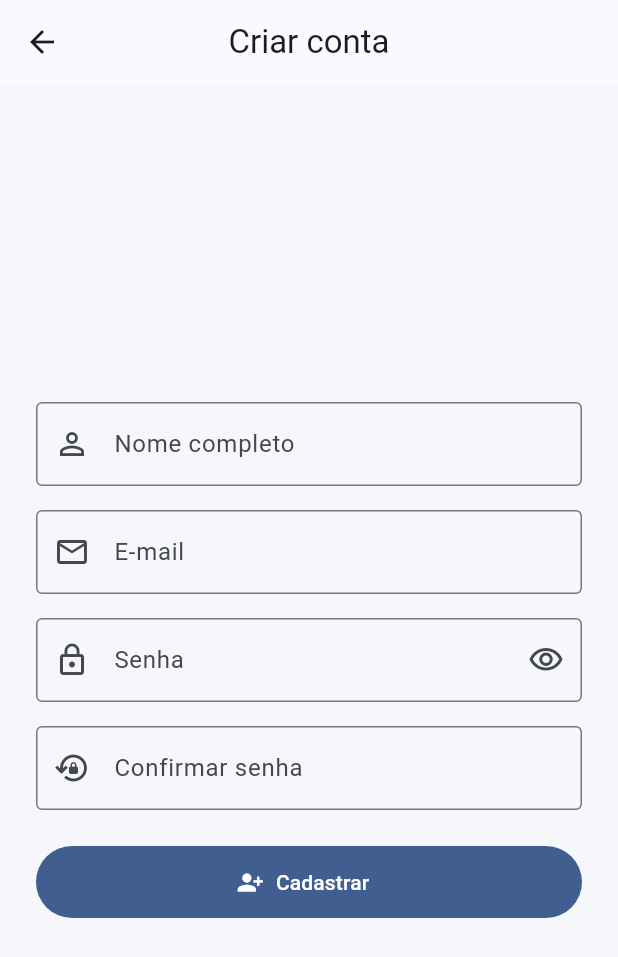
After one commit to linnus1970/saude-financeira-familiar, a Flutter app: the screen it shows after launch, after a tap on "Entrar", after a tap on "Criar conta", on a phone screen of 412 x 824 dp. The commit adds this screen. Shown: the top 957 px of the screen. Run offline on Flutter 3.47's test engine with Material 3 defaults, Android fonts, the phone set to English and light mode, and no system bars; our stand-ins replace cloud_firestore, equatable, firebase_auth, firebase_core, flutter_riverpod, go_router; accounts and stored records are empty.

Commit message:
Sprint 2 - autenticacao Firebase completa

```diff
--- /dev/null
+++ b/lib/features/auth/presentation/pages/auth_flow_page.dart
@@ -0,0 +1,484 @@
+import 'package:cloud_firestore/cloud_firestore.dart';
+import 'package:firebase_auth/firebase_auth.dart';
+import 'package:flutter/material.dart';
+
+class AuthFlowPage extends StatelessWidget {
+  const AuthFlowPage({super.key});
+
+  @override
+  Widget build(BuildContext context) {
+    return StreamBuilder<User?>(
+      stream: FirebaseAuth.instance.authStateChanges(),
+      builder: (context, snapshot) {
+        if (snapshot.connectionState == ConnectionState.waiting) {
+          return const Scaffold(
+            body: Center(child: CircularProgressIndicator()),
+          );
+        }
+
+        return snapshot.data == null
+            ? const LoginPage()
+            : const DashboardPage();
+      },
+    );
+  }
+}
+
+class LoginPage extends StatefulWidget {
+  const LoginPage({super.key});
+
+  @override
+  State<LoginPage> createState() => _LoginPageState();
+}
+
+class _LoginPageState extends State<LoginPage> {
+  final _formKey = GlobalKey<FormState>();
+  final _email = TextEditingController();
+  final _password = TextEditingController();
+
+  bool _loading = false;
+  bool _hidePassword = true;
+
+  @override
+  void dispose() {
+    _email.dispose();
+    _password.dispose();
+    super.dispose();
+  }
+
+  Future<void> _login() async {
+    if (!_formKey.currentState!.validate()) return;
+
+    setState(() => _loading = true);
+
+    try {
+      await FirebaseAuth.instance.signInWithEmailAndPassword(
+        email: _email.text.trim(),
+        password: _password.text,
+      );
+    } on FirebaseAuthException catch (error) {
+      if (mounted) _show(_messageFor(error));
+    } finally {
+      if (mounted) setState(() => _loading = false);
+    }
+  }
+
+  Future<void> _recoverPassword() async {
+    final email = _email.text.trim();
+
+    if (email.isEmpty || !email.contains('@')) {
+      _show('Digite um e-mail válido no campo acima.');
+      return;
+    }
+
+    try {
+      await FirebaseAuth.instance.sendPasswordResetEmail(email: email);
+      if (mounted) _show('Instruções enviadas para $email.');
+    } on FirebaseAuthException catch (error) {
+      if (mounted) _show(_messageFor(error));
+    }
+  }
+
+  void _show(String message) {
+    ScaffoldMessenger.of(
+      context,
+    ).showSnackBar(SnackBar(content: Text(message)));
+  }
+
+  @override
+  Widget build(BuildContext context) {
+    return Scaffold(
+      body: SafeArea(
+        child: Center(
+          child: SingleChildScrollView(
+            padding: const EdgeInsets.all(24),
+            child: ConstrainedBox(
+              constraints: const BoxConstraints(maxWidth: 430),
+              child: Form(
+                key: _formKey,
+                child: Column(
+                  crossAxisAlignment: CrossAxisAlignment.stretch,
+                  children: [
+                    CircleAvatar(
+                      radius: 42,
+                      backgroundColor: Theme.of(
+                        context,
+                      ).colorScheme.primaryContainer,
+                      child: Icon(
+                        Icons.account_balance_wallet_outlined,
+                        size: 44,
+                        color: Theme.of(context).colorScheme.primary,
+                      ),
+                    ),
+                    const SizedBox(height: 22),
+                    Text(
+                      'Saúde Financeira Familiar',
+                      textAlign: TextAlign.center,
+                      style: Theme.of(context).textTheme.headlineSmall
+                          ?.copyWith(fontWeight: FontWeight.w700),
+                    ),
+                    const SizedBox(height: 8),
+                    const Text(
+                      'Organize sua vida financeira com segurança.',
+                      textAlign: TextAlign.center,
+                    ),
+                    const SizedBox(height: 32),
+                    TextFormField(
+                      controller: _email,
+                      keyboardType: TextInputType.emailAddress,
+                      autofillHints: const [AutofillHints.email],
+                      decoration: const InputDecoration(
+                        labelText: 'E-mail',
+                        prefixIcon: Icon(Icons.email_outlined),
+                        border: OutlineInputBorder(),
+                      ),
+                      validator: (value) {
+                        final text = value?.trim() ?? '';
+                        if (text.isEmpty) return 'Informe seu e-mail.';
+                        if (!text.contains('@')) {
+                          return 'Informe um e-mail válido.';
+                        }
+                        return null;
+                      },
+                    ),
+                    const SizedBox(height: 16),
+                    TextFormField(
+                      controller: _password,
+                      obscureText: _hidePassword,
+                      autofillHints: const [AutofillHints.password],
+                      decoration: InputDecoration(
+                        labelText: 'Senha',
+                        prefixIcon: const Icon(Icons.lock_outline),
+                        border: const OutlineInputBorder(),
+                        suffixIcon: IconButton(
+                          tooltip: _hidePassword
+                              ? 'Mostrar senha'
+                              : 'Ocultar senha',
+                          onPressed: () {
+                            setState(() => _hidePassword = !_hidePassword);
+                          },
+                          icon: Icon(
+                            _hidePassword
+                                ? Icons.visibility_outlined
+                                : Icons.visibility_off_outlined,
+                          ),
+                        ),
+                      ),
+                      validator: (value) => (value ?? '').length < 6
+                          ? 'A senha deve ter pelo menos 6 caracteres.'
+                          : null,
+                      onFieldSubmitted: (_) => _login(),
+                    ),
+                    Align(
+                      alignment: Alignment.centerRight,
+                      child: TextButton(
+                        onPressed: _loading ? null : _recoverPassword,
+                        child: const Text('Esqueci minha senha'),
+                      ),
+                    ),
+                    FilledButton.icon(
+                      onPressed: _loading ? null : _login,
+                      icon: _loading
+                          ? const SizedBox.square(
+                              dimension: 18,
+                              child: CircularProgressIndicator(strokeWidth: 2),
+                            )
+                          : const Icon(Icons.login),
+                      label: const Padding(
+                        padding: EdgeInsets.symmetric(vertical: 14),
+                        child: Text('Entrar'),
+                      ),
+                    ),
+                    const SizedBox(height: 12),
+                    OutlinedButton.icon(
+                      onPressed: _loading
+                          ? null
+                          : () => Navigator.of(context).push(
+                              MaterialPageRoute<void>(
+                                builder: (_) => const RegisterPage(),
+                              ),
+                            ),
+                      icon: const Icon(Icons.person_add_alt_1),
+                      label: const Padding(
+                        padding: EdgeInsets.symmetric(vertical: 14),
+                        child: Text('Criar conta'),
+                      ),
+                    ),
+                  ],
+                ),
+              ),
+            ),
+          ),
+        ),
+      ),
+    );
+  }
+}
+
+class RegisterPage extends StatefulWidget {
+  const RegisterPage({super.key});
+
+  @override
+  State<RegisterPage> createState() => _RegisterPageState();
+}
+
+class _RegisterPageState extends State<RegisterPage> {
+  final _formKey = GlobalKey<FormState>();
+  final _name = TextEditingController();
+  final _email = TextEditingController();
+  final _password = TextEditingController();
+  final _confirmation = TextEditingController();
+
+  bool _loading = false;
+  bool _hidePassword = true;
+
+  @override
+  void dispose() {
+    _name.dispose();
+    _email.dispose();
+    _password.dispose();
+    _confirmation.dispose();
+    super.dispose();
+  }
+
+  Future<void> _register() async {
+    if (!_formKey.currentState!.validate()) return;
+
+    setState(() => _loading = true);
+
+    try {
+      final credential = await FirebaseAuth.instance
+          .createUserWithEmailAndPassword(
+            email: _email.text.trim(),
+            password: _password.text,
+          );
+
+      final user = credential.user!;
+      final name = _name.text.trim();
+
+      await user.updateDisplayName(name);
+
+      await FirebaseFirestore.instance.collection('users').doc(user.uid).set({
+        'name': name,
+        'email': user.email,
+        'createdAt': FieldValue.serverTimestamp(),
+        'emailVerified': user.emailVerified,
+      });
+
+      if (mounted) Navigator.of(context).pop();
+    } on FirebaseAuthException catch (error) {
+      if (mounted) {
+        ScaffoldMessenger.of(
+          context,
+        ).showSnackBar(SnackBar(content: Text(_messageFor(error))));
+      }
+    } on FirebaseException catch (error) {
+      if (mounted) {
+        ScaffoldMessenger.of(context).showSnackBar(
+          SnackBar(
+            content: Text(
+              error.message ?? 'Não foi possível salvar seu perfil.',
+            ),
+          ),
+        );
+      }
+    } finally {
+      if (mounted) setState(() => _loading = false);
+    }
+  }
+
+  @override
+  Widget build(BuildContext context) {
+    return Scaffold(
+      appBar: AppBar(title: const Text('Criar conta')),
+      body: SafeArea(
+        child: Center(
+          child: SingleChildScrollView(
+            padding: const EdgeInsets.all(24),
+            child: ConstrainedBox(
+              constraints: const BoxConstraints(maxWidth: 430),
+              child: Form(
+                key: _formKey,
+                child: Column(
+                  crossAxisAlignment: CrossAxisAlignment.stretch,
+                  children: [
+                    TextFormField(
+                      controller: _name,
+                      textCapitalization: TextCapitalization.words,
+                      autofillHints: const [AutofillHints.name],
+                      decoration: const InputDecoration(
+                        labelText: 'Nome completo',
+                        prefixIcon: Icon(Icons.person_outline),
+                        border: OutlineInputBorder(),
+                      ),
+                      validator: (value) => (value ?? '').trim().length < 3
+                          ? 'Informe seu nome completo.'
+                          : null,
+                    ),
+                    const SizedBox(height: 16),
+                    TextFormField(
+                      controller: _email,
+                      keyboardType: TextInputType.emailAddress,
+                      autofillHints: const [AutofillHints.email],
+                      decoration: const InputDecoration(
+                        labelText: 'E-mail',
+                        prefixIcon: Icon(Icons.email_outlined),
+                        border: OutlineInputBorder(),
+                      ),
+                      validator: (value) {
+                        final text = value?.trim() ?? '';
+                        if (text.isEmpty || !text.contains('@')) {
+                          return 'Informe um e-mail válido.';
+                        }
+                        return null;
+                      },
+                    ),
+                    const SizedBox(height: 16),
+                    TextFormField(
+                      controller: _password,
+                      obscureText: _hidePassword,
+                      autofillHints: const [AutofillHints.newPassword],
+                      decoration: InputDecoration(
+                        labelText: 'Senha',
+                        prefixIcon: const Icon(Icons.lock_outline),
+                        border: const OutlineInputBorder(),
+                        suffixIcon: IconButton(
+                          onPressed: () {
+                            setState(() => _hidePassword = !_hidePassword);
+                          },
+                          icon: Icon(
+                            _hidePassword
+                                ? Icons.visibility_outlined
+                                : Icons.visibility_off_outlined,
+                          ),
+                        ),
+                      ),
+                      validator: (value) => (value ?? '').length < 6
+                          ? 'Use pelo menos 6 caracteres.'
+                          : null,
+                    ),
+                    const SizedBox(height: 16),
+                    TextFormField(
+                      controller: _confirmation,
+                      obscureText: true,
+                      decoration: const InputDecoration(
+                        labelText: 'Confirmar senha',
+                        prefixIcon: Icon(Icons.lock_reset_outlined),
+                        border: OutlineInputBorder(),
+                      ),
+                      validator: (value) => value != _password.text
+                          ? 'As senhas não são iguais.'
+                          : null,
+                      onFieldSubmitted: (_) => _register(),
+                    ),
+                    const SizedBox(height: 24),
+                    FilledButton.icon(
+                      onPressed: _loading ? null : _register,
+                      icon: _loading
+                          ? const SizedBox.square(
+                              dimension: 18,
+                              child: CircularProgressIndicator(strokeWidth: 2),
+                            )
+                          : const Icon(Icons.person_add_alt_1),
+                      label: const Padding(
+                        padding: EdgeInsets.symmetric(vertical: 14),
+                        child: Text('Cadastrar'),
+                      ),
+                    ),
+                  ],
+                ),
+              ),
+            ),
+          ),
+        ),
+      ),
+    );
+  }
+}
+
+class DashboardPage extends StatelessWidget {
+  const DashboardPage({super.key});
+
+  @override
+  Widget build(BuildContext context) {
+    final user = FirebaseAuth.instance.currentUser;
+    final displayName = user?.displayName?.trim();
+    final firstName = displayName == null || displayName.isEmpty
+        ? null
+        : displayName.split(' ').first;
+
+    return Scaffold(
+      appBar: AppBar(
+        title: const Text('Saúde Financeira Familiar'),
+        actions: [
+          IconButton(
+            tooltip: 'Sair',
+            onPressed: FirebaseAuth.instance.signOut,
+            icon: const Icon(Icons.logout),
+          ),
+        ],
+      ),
+      body: ListView(
+        padding: const EdgeInsets.all(24),
+        children: [
+          Text(
+            firstName == null ? 'Bem-vindo(a)!' : 'Olá, $firstName!',
+            style: Theme.of(
+              context,
+            ).textTheme.headlineMedium?.copyWith(fontWeight: FontWeight.w700),
+          ),
+          const SizedBox(height: 8),
+          Text(user?.email ?? ''),
+          const SizedBox(height: 24),
+          Card(
+            child: Padding(
+              padding: const EdgeInsets.all(20),
+              child: Column(
+                crossAxisAlignment: CrossAxisAlignment.start,
+                children: [
+                  Icon(
+                    Icons.verified_user_outlined,
+                    size: 42,
+                    color: Theme.of(context).colorScheme.primary,
+                  ),
+                  const SizedBox(height: 12),
+                  Text(
+                    'Autenticação concluída',
+                    style: Theme.of(context).textTheme.titleLarge,
+                  ),
+                  const SizedBox(height: 8),
+                  const Text(
+                    'Login, cadastro, recuperação de senha, sessão persistente e logout estão funcionando.',
+                  ),
+                ],
+              ),
+            ),
+          ),
+        ],
+      ),
+    );
+  }
+}
+
+String _messageFor(FirebaseAuthException error) {
+  switch (error.code) {
+    case 'invalid-credential':
+    case 'wrong-password':
+    case 'user-not-found':
+      return 'E-mail ou senha incorretos.';
+    case 'email-already-in-use':
+      return 'Este e-mail já possui uma conta.';
+    case 'invalid-email':
+      return 'O endereço de e-mail é inválido.';
+    case 'weak-password':
+      return 'Escolha uma senha mais forte.';
+    case 'too-many-requests':
+      return 'Muitas tentativas. Aguarde alguns minutos.';
+    case 'network-request-failed':
+      return 'Verifique sua conexão com a internet.';
+    case 'operation-not-allowed':
+      return 'Ative E-mail/Senha no Firebase Authentication.';
+    default:
+      return error.message ?? 'Não foi possível concluir a operação.';
+  }
+}
```
Also changed, not shown: lib/app/app_router.dart (+3 -27 lines), lib/features/auth/presentation/auth_flow_page.dart (added), lib/features/auth/presentation/pages.dart (added), 1 other file.
